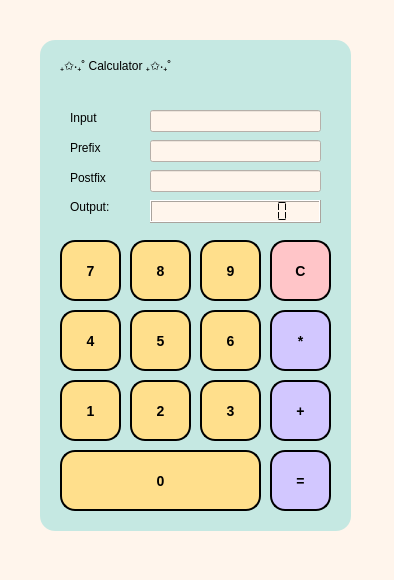
werrnnnwerrrnnnnnn/compiler-starter-project, file compiler-starter-project/components/main.ui: the form before one commit.
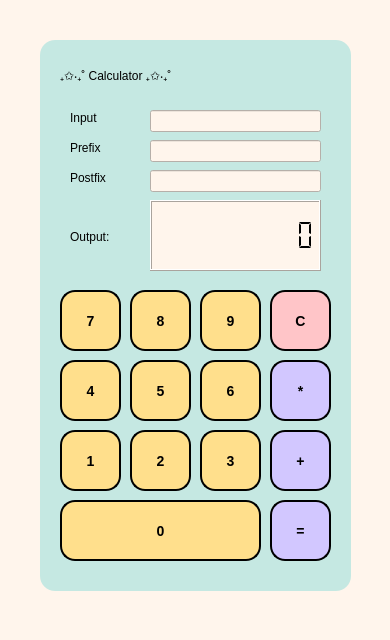
The form after the commit.

Commit message: style : adjust UI in qt designer(main.ui)

Diff of the .ui file:
```diff
--- a/compiler-starter-project/components/main.ui
+++ b/compiler-starter-project/components/main.ui
@@ -6,8 +6,8 @@
    <rect>
     <x>0</x>
     <y>0</y>
-    <width>394</width>
-    <height>580</height>
+    <width>390</width>
+    <height>640</height>
    </rect>
   </property>
   <property name="windowTitle">
@@ -28,103 +28,13 @@
      </rect>
     </property>
    </widget>
-   <widget class="QPushButton" name="button_1">
-    <property name="geometry">
-     <rect>
-      <x>60</x>
-      <y>380</y>
-      <width>61</width>
-      <height>61</height>
-     </rect>
-    </property>
-    <property name="styleSheet">
-     <string notr="true">QPushButton {
-    background-color: #ffdf8c;
-    color: black;
-    border-style: outset;
-    border-width: 2px;
-    border-radius: 15px;
-    border-color: black;
-    font: bold 14px;
-    padding: 6px;
-}
-
-QPushButton:hover {
-    background-color: #ffb98e;  
-    color: black;  
-}</string>
-    </property>
-    <property name="text">
-     <string>1</string>
-    </property>
-   </widget>
-   <widget class="QPushButton" name="button_2">
-    <property name="geometry">
-     <rect>
-      <x>130</x>
-      <y>380</y>
-      <width>61</width>
-      <height>61</height>
-     </rect>
-    </property>
-    <property name="styleSheet">
-     <string notr="true">QPushButton {
-    background-color: #ffdf8c;
-    color: black;
-    border-style: outset;
-    border-width: 2px;
-    border-radius: 15px;
-    border-color: black;
-    font: bold 14px;
-    padding: 6px;
-}
-
-QPushButton:hover {
-    background-color: #ffb98e;  
-    color: black;  
-}</string>
-    </property>
-    <property name="text">
-     <string>2</string>
-    </property>
-   </widget>
-   <widget class="QPushButton" name="button_plus">
-    <property name="geometry">
-     <rect>
-      <x>270</x>
-      <y>380</y>
-      <width>61</width>
-      <height>61</height>
-     </rect>
-    </property>
-    <property name="styleSheet">
-     <string notr="true">QPushButton {
-    background-color: #d2c7ff;
-    color: black;
-    border-style: outset;
-    border-width: 2px;
-    border-radius: 15px;
-    border-color: black;
-    font: bold 14px;
-    padding: 6px;
-}
-
-QPushButton:hover {
-    background-color: #88cedb;  
-    color: black;  
-}</string>
-    </property>
-    <property name="text">
-     <string>+</string>
-    </property>
-   </widget>
    <widget class="QLCDNumber" name="output_lcd">
     <property name="geometry">
      <rect>
       <x>150</x>
       <y>200</y>
       <width>171</width>
-      <height>23</height>
+      <height>71</height>
      </rect>
     </property>
     <property name="smallDecimalPoint">
@@ -143,337 +53,6 @@
      <number>0</number>
     </property>
    </widget>
-   <widget class="QPushButton" name="button_equal">
-    <property name="geometry">
-     <rect>
-      <x>270</x>
-      <y>450</y>
-      <width>61</width>
-      <height>61</height>
-     </rect>
-    </property>
-    <property name="styleSheet">
-     <string notr="true">QPushButton {
-    background-color: #d2c7ff;
-    color: black;
-    border-style: outset;
-    border-width: 2px;
-    border-radius: 15px;
-    border-color: black;
-    font: bold 14px;
-    padding: 6px;
-}
-
-QPushButton:hover {
-    background-color: #88cedb;  
-    color: black;  
-}</string>
-    </property>
-    <property name="text">
-     <string>=</string>
-    </property>
-   </widget>
-   <widget class="QPushButton" name="button_3">
-    <property name="geometry">
-     <rect>
-      <x>200</x>
-      <y>380</y>
-      <width>61</width>
-      <height>61</height>
-     </rect>
-    </property>
-    <property name="styleSheet">
-     <string notr="true">QPushButton {
-    background-color: #ffdf8c;
-    color: black;
-    border-style: outset;
-    border-width: 2px;
-    border-radius: 15px;
-    border-color: black;
-    font: bold 14px;
-    padding: 6px;
-}
-
-QPushButton:hover {
-    background-color: #ffb98e;  
-    color: black;  
-}</string>
-    </property>
-    <property name="text">
-     <string>3</string>
-    </property>
-   </widget>
-   <widget class="QPushButton" name="button_4">
-    <property name="geometry">
-     <rect>
-      <x>60</x>
-      <y>310</y>
-      <width>61</width>
-      <height>61</height>
-     </rect>
-    </property>
-    <property name="styleSheet">
-     <string notr="true">QPushButton {
-    background-color: #ffdf8c;
-    color: black;
-    border-style: outset;
-    border-width: 2px;
-    border-radius: 15px;
-    border-color: black;
-    font: bold 14px;
-    padding: 6px;
-}
-
-QPushButton:hover {
-    background-color: #ffb98e;  
-    color: black;  
-}</string>
-    </property>
-    <property name="text">
-     <string>4</string>
-    </property>
-   </widget>
-   <widget class="QPushButton" name="button_5">
-    <property name="geometry">
-     <rect>
-      <x>130</x>
-      <y>310</y>
-      <width>61</width>
-      <height>61</height>
-     </rect>
-    </property>
-    <property name="styleSheet">
-     <string notr="true">QPushButton {
-    background-color: #ffdf8c;
-    color: black;
-    border-style: outset;
-    border-width: 2px;
-    border-radius: 15px;
-    border-color: black;
-    font: bold 14px;
-    padding: 6px;
-}
-
-QPushButton:hover {
-    background-color: #ffb98e;  
-    color: black;  
-}</string>
-    </property>
-    <property name="text">
-     <string>5</string>
-    </property>
-   </widget>
-   <widget class="QPushButton" name="button_6">
-    <property name="geometry">
-     <rect>
-      <x>200</x>
-      <y>310</y>
-      <width>61</width>
-      <height>61</height>
-     </rect>
-    </property>
-    <property name="styleSheet">
-     <string notr="true">QPushButton {
-    background-color: #ffdf8c;
-    color: black;
-    border-style: outset;
-    border-width: 2px;
-    border-radius: 15px;
-    border-color: black;
-    font: bold 14px;
-    padding: 6px;
-}
-
-QPushButton:hover {
-    background-color: #ffb98e;  
-    color: black;  
-}</string>
-    </property>
-    <property name="text">
-     <string>6</string>
-    </property>
-   </widget>
-   <widget class="QPushButton" name="button_7">
-    <property name="geometry">
-     <rect>
-      <x>60</x>
-      <y>240</y>
-      <width>61</width>
-      <height>61</height>
-     </rect>
-    </property>
-    <property name="styleSheet">
-     <string notr="true">QPushButton {
-    background-color: #ffdf8c;
-    color: black;
-    border-style: outset;
-    border-width: 2px;
-    border-radius: 15px;
-    border-color: black;
-    font: bold 14px;
-    padding: 6px;
-}
-
-QPushButton:hover {
-    background-color: #ffb98e;  
-    color: black;  
-}</string>
-    </property>
-    <property name="text">
-     <string>7</string>
-    </property>
-   </widget>
-   <widget class="QPushButton" name="button_8">
-    <property name="geometry">
-     <rect>
-      <x>130</x>
-      <y>240</y>
-      <width>61</width>
-      <height>61</height>
-     </rect>
-    </property>
-    <property name="styleSheet">
-     <string notr="true">QPushButton {
-    background-color: #ffdf8c;
-    color: black;
-    border-style: outset;
-    border-width: 2px;
-    border-radius: 15px;
-    border-color: black;
-    font: bold 14px;
-    padding: 6px;
-}
-
-QPushButton:hover {
-    background-color: #ffb98e;  
-    color: black;  
-}</string>
-    </property>
-    <property name="text">
-     <string>8</string>
-    </property>
-   </widget>
-   <widget class="QPushButton" name="button_9">
-    <property name="geometry">
-     <rect>
-      <x>200</x>
-      <y>240</y>
-      <width>61</width>
-      <height>61</height>
-     </rect>
-    </property>
-    <property name="styleSheet">
-     <string notr="true">QPushButton {
-    background-color: #ffdf8c;
-    color: black;
-    border-style: outset;
-    border-width: 2px;
-    border-radius: 15px;
-    border-color: black;
-    font: bold 14px;
-    padding: 6px;
-}
-
-QPushButton:hover {
-    background-color: #ffb98e;  
-    color: black;  
-}</string>
-    </property>
-    <property name="text">
-     <string>9</string>
-    </property>
-   </widget>
-   <widget class="QPushButton" name="button_0">
-    <property name="geometry">
-     <rect>
-      <x>60</x>
-      <y>450</y>
-      <width>201</width>
-      <height>61</height>
-     </rect>
-    </property>
-    <property name="styleSheet">
-     <string notr="true">QPushButton {
-    background-color: #ffdf8c;
-    color: black;
-    border-style: outset;
-    border-width: 2px;
-    border-radius: 15px;
-    border-color: black;
-    font: bold 14px;
-    padding: 6px;
-}
-
-QPushButton:hover {
-    background-color: #ffb98e;  
-    color: black;  
-}
-</string>
-    </property>
-    <property name="text">
-     <string>0</string>
-    </property>
-   </widget>
-   <widget class="QPushButton" name="button_star">
-    <property name="geometry">
-     <rect>
-      <x>270</x>
-      <y>310</y>
-      <width>61</width>
-      <height>61</height>
-     </rect>
-    </property>
-    <property name="styleSheet">
-     <string notr="true">QPushButton {
-    background-color: #d2c7ff;
-    color: black;
-    border-style: outset;
-    border-width: 2px;
-    border-radius: 15px;
-    border-color: black;
-    font: bold 14px;
-    padding: 6px;
-}
-
-QPushButton:hover {
-    background-color: #88cedb;  
-    color: black;  
-}</string>
-    </property>
-    <property name="text">
-     <string>*</string>
-    </property>
-   </widget>
-   <widget class="QPushButton" name="button_clear">
-    <property name="geometry">
-     <rect>
-      <x>270</x>
-      <y>240</y>
-      <width>61</width>
-      <height>61</height>
-     </rect>
-    </property>
-    <property name="styleSheet">
-     <string notr="true">QPushButton {
-    background-color: #ffc5c8;
-    color: black;
-    border-style: outset;
-    border-width: 2px;
-    border-radius: 15px;
-    border-color: black;
-    font: bold 14px;
-    padding: 6px;
-}
-
-QPushButton:hover {
-    background-color: #ff9494;  
-    color: black;  
-}</string>
-    </property>
-    <property name="text">
-     <string>C</string>
-    </property>
-   </widget>
    <widget class="QLineEdit" name="pre_fix_text">
     <property name="geometry">
      <rect>
@@ -500,12 +79,13 @@
       <x>40</x>
       <y>40</y>
       <width>311</width>
-      <height>491</height>
+      <height>551</height>
      </rect>
     </property>
     <property name="styleSheet">
      <string notr="true">background-color: #c5e8e2;
 border-radius: 15px;
+border-color: black;
 </string>
     </property>
     <property name="frameShape">
@@ -556,7 +136,7 @@
      <property name="geometry">
       <rect>
        <x>30</x>
-       <y>160</y>
+       <y>190</y>
        <width>57</width>
        <height>14</height>
       </rect>
@@ -594,8 +174,8 @@
      <property name="geometry">
       <rect>
        <x>20</x>
-       <y>10</y>
-       <width>261</width>
+       <y>20</y>
+       <width>271</width>
        <height>31</height>
       </rect>
      </property>
@@ -610,6 +190,427 @@
       <string>₊✩‧₊˚ Calculator ₊✩‧₊˚</string>
      </property>
     </widget>
+    <widget class="QPushButton" name="button_4">
+     <property name="geometry">
+      <rect>
+       <x>20</x>
+       <y>320</y>
+       <width>61</width>
+       <height>61</height>
+      </rect>
+     </property>
+     <property name="styleSheet">
+      <string notr="true">QPushButton {
+    background-color: #ffdf8c;
+    color: black;
+    border-style: outset;
+    border-width: 2px;
+    border-radius: 15px;
+    border-color: black;
+    font: bold 14px;
+    padding: 6px;
+}
+
+QPushButton:hover {
+    background-color: #ffb98e;  
+    color: black;  
+}</string>
+     </property>
+     <property name="text">
+      <string>4</string>
+     </property>
+    </widget>
+    <widget class="QPushButton" name="button_star">
+     <property name="geometry">
+      <rect>
+       <x>230</x>
+       <y>320</y>
+       <width>61</width>
+       <height>61</height>
+      </rect>
+     </property>
+     <property name="styleSheet">
+      <string notr="true">QPushButton {
+    background-color: #d2c7ff;
+    color: black;
+    border-style: outset;
+    border-width: 2px;
+    border-radius: 15px;
+    border-color: black;
+    font: bold 14px;
+    padding: 6px;
+}
+
+QPushButton:hover {
+    background-color: #88cedb;  
+    color: black;  
+}</string>
+     </property>
+     <property name="text">
+      <string>*</string>
+     </property>
+    </widget>
+    <widget class="QPushButton" name="button_equal">
+     <property name="geometry">
+      <rect>
+       <x>230</x>
+       <y>460</y>
+       <width>61</width>
+       <height>61</height>
+      </rect>
+     </property>
+     <property name="styleSheet">
+      <string notr="true">QPushButton {
+    background-color: #d2c7ff;
+    color: black;
+    border-style: outset;
+    border-width: 2px;
+    border-radius: 15px;
+    border-color: black;
+    font: bold 14px;
+    padding: 6px;
+}
+
+QPushButton:hover {
+    background-color: #88cedb;  
+    color: black;  
+}</string>
+     </property>
+     <property name="text">
+      <string>=</string>
+     </property>
+    </widget>
+    <widget class="QPushButton" name="button_8">
+     <property name="geometry">
+      <rect>
+       <x>90</x>
+       <y>250</y>
+       <width>61</width>
+       <height>61</height>
+      </rect>
+     </property>
+     <property name="styleSheet">
+      <string notr="true">QPushButton {
+    background-color: #ffdf8c;
+    color: black;
+    border-style: outset;
+    border-width: 2px;
+    border-radius: 15px;
+    border-color: black;
+    font: bold 14px;
+    padding: 6px;
+}
+
+QPushButton:hover {
+    background-color: #ffb98e;  
+    color: black;  
+}</string>
+     </property>
+     <property name="text">
+      <string>8</string>
+     </property>
+    </widget>
+    <widget class="QPushButton" name="button_6">
+     <property name="geometry">
+      <rect>
+       <x>160</x>
+       <y>320</y>
+       <width>61</width>
+       <height>61</height>
+      </rect>
+     </property>
+     <property name="styleSheet">
+      <string notr="true">QPushButton {
+    background-color: #ffdf8c;
+    color: black;
+    border-style: outset;
+    border-width: 2px;
+    border-radius: 15px;
+    border-color: black;
+    font: bold 14px;
+    padding: 6px;
+}
+
+QPushButton:hover {
+    background-color: #ffb98e;  
+    color: black;  
+}</string>
+     </property>
+     <property name="text">
+      <string>6</string>
+     </property>
+    </widget>
+    <widget class="QPushButton" name="button_9">
+     <property name="geometry">
+      <rect>
+       <x>160</x>
+       <y>250</y>
+       <width>61</width>
+       <height>61</height>
+      </rect>
+     </property>
+     <property name="styleSheet">
+      <string notr="true">QPushButton {
+    background-color: #ffdf8c;
+    color: black;
+    border-style: outset;
+    border-width: 2px;
+    border-radius: 15px;
+    border-color: black;
+    font: bold 14px;
+    padding: 6px;
+}
+
+QPushButton:hover {
+    background-color: #ffb98e;  
+    color: black;  
+}</string>
+     </property>
+     <property name="text">
+      <string>9</string>
+     </property>
+    </widget>
+    <widget class="QPushButton" name="button_1">
+     <property name="geometry">
+      <rect>
+       <x>20</x>
+       <y>390</y>
+       <width>61</width>
+       <height>61</height>
+      </rect>
+     </property>
+     <property name="styleSheet">
+      <string notr="true">QPushButton {
+    background-color: #ffdf8c;
+    color: black;
+    border-style: outset;
+    border-width: 2px;
+    border-radius: 15px;
+    border-color: black;
+    font: bold 14px;
+    padding: 6px;
+}
+
+QPushButton:hover {
+    background-color: #ffb98e;  
+    color: black;  
+}</string>
+     </property>
+     <property name="text">
+      <string>1</string>
+     </property>
+    </widget>
+    <widget class="QPushButton" name="button_5">
+     <property name="geometry">
+      <rect>
+       <x>90</x>
+       <y>320</y>
+       <width>61</width>
+       <height>61</height>
+      </rect>
+     </property>
+     <property name="styleSheet">
+      <string notr="true">QPushButton {
+    background-color: #ffdf8c;
+    color: black;
+    border-style: outset;
+    border-width: 2px;
+    border-radius: 15px;
+    border-color: black;
+    font: bold 14px;
+    padding: 6px;
+}
+
+QPushButton:hover {
+    background-color: #ffb98e;  
+    color: black;  
+}</string>
+     </property>
+     <property name="text">
+      <string>5</string>
+     </property>
+    </widget>
+    <widget class="QPushButton" name="button_7">
+     <property name="geometry">
+      <rect>
+       <x>20</x>
+       <y>250</y>
+       <width>61</width>
+       <height>61</height>
+      </rect>
+     </property>
+     <property name="styleSheet">
+      <string notr="true">QPushButton {
+    background-color: #ffdf8c;
+    color: black;
+    border-style: outset;
+    border-width: 2px;
+    border-radius: 15px;
+    border-color: black;
+    font: bold 14px;
+    padding: 6px;
+}
+
+QPushButton:hover {
+    background-color: #ffb98e;  
+    color: black;  
+}</string>
+     </property>
+     <property name="text">
+      <string>7</string>
+     </property>
+    </widget>
+    <widget class="QPushButton" name="button_clear">
+     <property name="geometry">
+      <rect>
+       <x>230</x>
+       <y>250</y>
+       <width>61</width>
+       <height>61</height>
+      </rect>
+     </property>
+     <property name="styleSheet">
+      <string notr="true">QPushButton {
+    background-color: #ffc5c8;
+    color: black;
+    border-style: outset;
+    border-width: 2px;
+    border-radius: 15px;
+    border-color: black;
+    font: bold 14px;
+    padding: 6px;
+}
+
+QPushButton:hover {
+    background-color: #ff9494;  
+    color: black;  
+}</string>
+     </property>
+     <property name="text">
+      <string>C</string>
+     </property>
+    </widget>
+    <widget class="QPushButton" name="button_3">
+     <property name="geometry">
+      <rect>
+       <x>160</x>
+       <y>390</y>
+       <width>61</width>
+       <height>61</height>
+      </rect>
+     </property>
+     <property name="styleSheet">
+      <string notr="true">QPushButton {
+    background-color: #ffdf8c;
+    color: black;
+    border-style: outset;
+    border-width: 2px;
+    border-radius: 15px;
+    border-color: black;
+    font: bold 14px;
+    padding: 6px;
+}
+
+QPushButton:hover {
+    background-color: #ffb98e;  
+    color: black;  
+}</string>
+     </property>
+     <property name="text">
+      <string>3</string>
+     </property>
+    </widget>
+    <widget class="QPushButton" name="button_plus">
+     <property name="geometry">
+      <rect>
+       <x>230</x>
+       <y>390</y>
+       <width>61</width>
+       <height>61</height>
+      </rect>
+     </property>
+     <property name="styleSheet">
+      <string notr="true">QPushButton {
+    background-color: #d2c7ff;
+    color: black;
+    border-style: outset;
+    border-width: 2px;
+    border-radius: 15px;
+    border-color: black;
+    font: bold 14px;
+    padding: 6px;
+}
+
+QPushButton:hover {
+    background-color: #88cedb;  
+    color: black;  
+}</string>
+     </property>
+     <property name="text">
+      <string>+</string>
+     </property>
+    </widget>
+    <widget class="QPushButton" name="button_0">
+     <property name="geometry">
+      <rect>
+       <x>20</x>
+       <y>460</y>
+       <width>201</width>
+       <height>61</height>
+      </rect>
+     </property>
+     <property name="styleSheet">
+      <string notr="true">QPushButton {
+    background-color: #ffdf8c;
+    color: black;
+    border-style: outset;
+    border-width: 2px;
+    border-radius: 15px;
+    border-color: black;
+    font: bold 14px;
+    padding: 6px;
+}
+
+QPushButton:hover {
+    background-color: #ffb98e;  
+    color: black;  
+}
+</string>
+     </property>
+     <property name="text">
+      <string>0</string>
+     </property>
+    </widget>
+    <widget class="QPushButton" name="button_2">
+     <property name="geometry">
+      <rect>
+       <x>90</x>
+       <y>390</y>
+       <width>61</width>
+       <height>61</height>
+      </rect>
+     </property>
+     <property name="styleSheet">
+      <string notr="true">QPushButton {
+    background-color: #ffdf8c;
+    color: black;
+    border-style: outset;
+    border-width: 2px;
+    border-radius: 15px;
+    border-color: black;
+    font: bold 14px;
+    padding: 6px;
+}
+
+QPushButton:hover {
+    background-color: #ffb98e;  
+    color: black;  
+}</string>
+     </property>
+     <property name="text">
+      <string>2</string>
+     </property>
+    </widget>
    </widget>
    <zorder>frame</zorder>
    <zorder>input_text</zorder>
```
Left out of the diff: 16 changed lines with no effect on the pictures.
